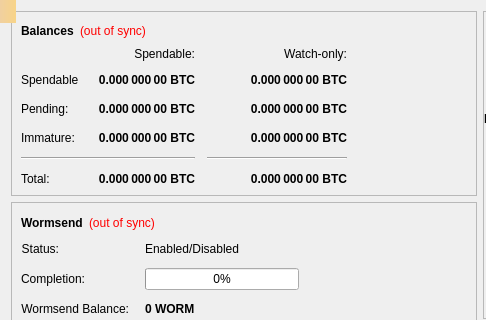
Above: src/qt/forms/overviewpage.ui from WalletBuilding/WORM before the change; both pictures show x 0 to 486 and y 0 to 320 of the 960 by 630 pixel window. Below: the same form after it.
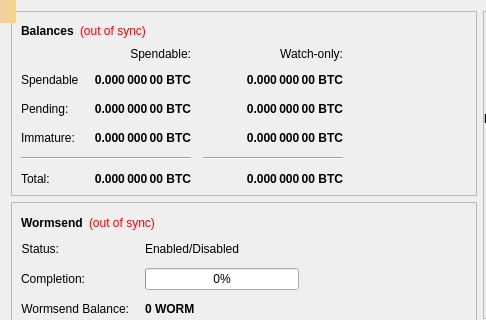
That is the form after the change. Custom widgets are drawn as their Qt base class.

Patch:
```diff
--- a/src/qt/forms/overviewpage.ui
+++ b/src/qt/forms/overviewpage.ui
@@ -309,7 +309,7 @@
             <item row="1" column="0">
              <widget class="QLabel" name="labelBalanceText">
               <property name="text">
-               <string>Spendable  </string>
+               <string>Spendable </string>
               </property>
              </widget>
             </item>
```
